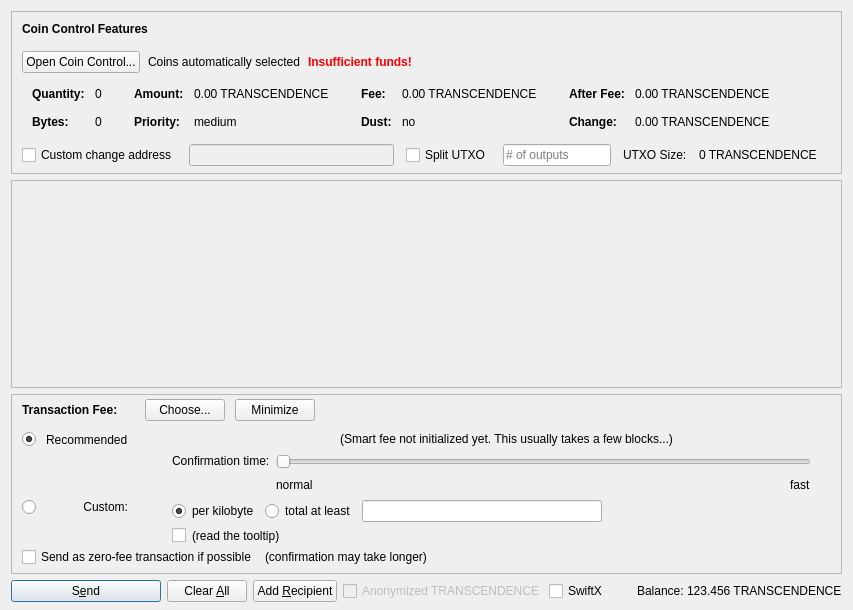
phoenixkonsole/transcendence, file src/qt/forms/sendcoinsdialog.ui: the form before one commit.
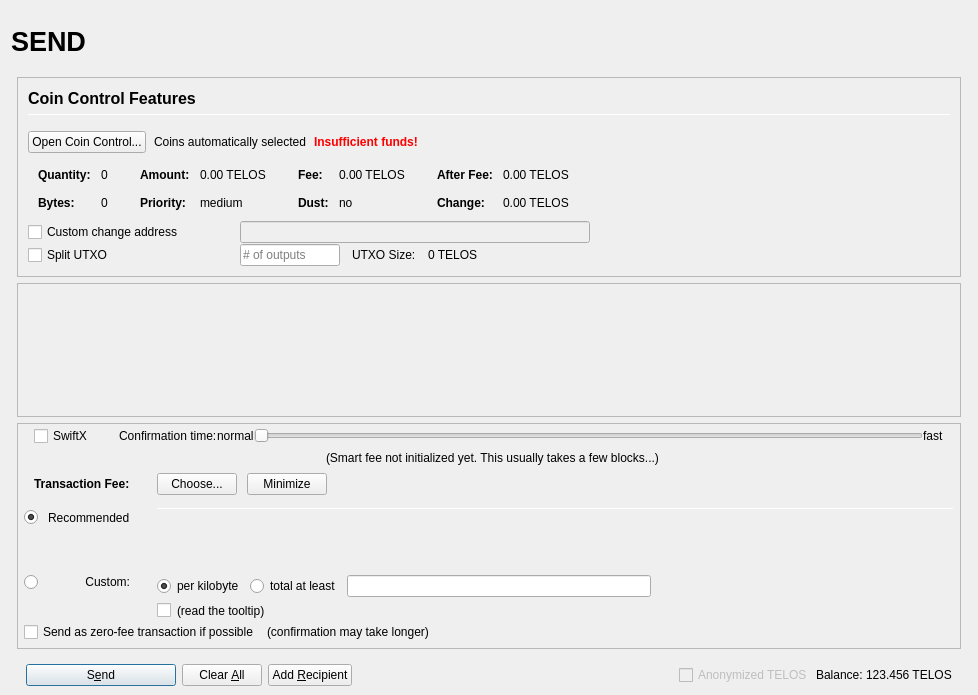
The form after the commit. Icons and pictures are not drawn. Custom widgets are drawn as their Qt base class.

Diff of the .ui file:
```diff
--- a/src/qt/forms/sendcoinsdialog.ui
+++ b/src/qt/forms/sendcoinsdialog.ui
@@ -2,20 +2,137 @@
 <ui version="4.0">
  <class>SendCoinsDialog</class>
  <widget class="QDialog" name="SendCoinsDialog">
+  <property name="enabled">
+   <bool>true</bool>
+  </property>
   <property name="geometry">
    <rect>
     <x>0</x>
     <y>0</y>
-    <width>850</width>
-    <height>610</height>
+    <width>978</width>
+    <height>695</height>
    </rect>
   </property>
   <property name="windowTitle">
    <string>Send Coins</string>
   </property>
-  <layout class="QVBoxLayout" name="verticalLayout" stretch="0,1,0,0">
+  <layout class="QVBoxLayout" name="verticalLayout" stretch="0">
    <property name="bottomMargin">
-    <number>8</number>
+    <number>9</number>
+   </property>
+   <item>
+    <layout class="QVBoxLayout" name="verticalLayout_Master" stretch="0,1">
+     <property name="spacing">
+      <number>0</number>
+     </property>
+     <property name="margin">
+      <number>0</number>
+     </property>
+     <item>
+      <widget class="QFrame" name="frame_Header">
+       <layout class="QVBoxLayout" name="verticalLayout_Header" stretch="0">
+        <property name="margin">
+         <number>0</number>
+        </property>
+        <item>
+         <layout class="QHBoxLayout" name="horizontalLayout_Header" stretch="1,0,1">
+          <property name="spacing">
+           <number>6</number>
+          </property>
+          <item>
+           <widget class="QLabel" name="labelOverviewHeaderLeft">
+            <property name="minimumSize">
+             <size>
+              <width>464</width>
+              <height>60</height>
+             </size>
+            </property>
+            <property name="maximumSize">
+             <size>
+              <width>16777215</width>
+              <height>60</height>
+             </size>
+            </property>
+            <property name="font">
+             <font>
+              <pointsize>20</pointsize>
+              <weight>75</weight>
+              <bold>true</bold>
+             </font>
+            </property>
+            <property name="text">
+             <string>SEND</string>
+            </property>
+            <property name="alignment">
+             <set>Qt::AlignLeading|Qt::AlignLeft|Qt::AlignVCenter</set>
+            </property>
+           </widget>
+          </item>
+          <item>
+           <spacer name="horizontalSpacer_Header">
+            <property name="orientation">
+             <enum>Qt::Horizontal</enum>
+            </property>
+            <property name="sizeHint" stdset="0">
+             <size>
+              <width>40</width>
+              <height>20</height>
+             </size>
+            </property>
+           </spacer>
+          </item>
+          <item>
+           <widget class="QLabel" name="labelOverviewHeaderRight">
+            <property name="minimumSize">
+             <size>
+              <width>464</width>
+              <height>60</height>
+             </size>
+            </property>
+            <property name="maximumSize">
+             <size>
+              <width>16777215</width>
+              <height>60</height>
+             </size>
+            </property>
+            <property name="font">
+             <font>
+              <pointsize>14</pointsize>
+             </font>
+            </property>
+            <property name="text">
+             <string/>
+            </property>
+            <property name="alignment">
+             <set>Qt::AlignRight|Qt::AlignTrailing|Qt::AlignVCenter</set>
+            </property>
+           </widget>
+          </item>
+         </layout>
+        </item>
+       </layout>
+      </widget>
+     </item>
+     <item>
+      <widget class="QFrame" name="frame_BG">
+       <property name="minimumSize">
+        <size>
+         <width>0</width>
+         <height>0</height>
+        </size>
+       </property>
+       <layout class="QVBoxLayout" name="layout_BG" stretch="0,0,0,0">
+        <property name="leftMargin">
+         <number>6</number>
+        </property>
+        <property name="topMargin">
+         <number>6</number>
+        </property>
+        <property name="rightMargin">
+         <number>6</number>
+        </property>
+        <property name="bottomMargin">
+         <number>0</number>
    </property>
    <item>
     <widget class="QFrame" name="frameCoinControl">
@@ -41,22 +158,14 @@
       <property name="spacing">
        <number>0</number>
       </property>
-      <property name="leftMargin">
+           <property name="margin">
        <number>0</number>
       </property>
-      <property name="topMargin">
-       <number>0</number>
-      </property>
-      <property name="rightMargin">
-       <number>0</number>
-      </property>
-      <property name="bottomMargin">
-       <number>6</number>
-      </property>
       <item>
-       <layout class="QVBoxLayout" name="verticalLayoutCoinControl" stretch="0,0,0,0,1">
+            <widget class="QFrame" name="frameCoinControl_BG">
+             <layout class="QVBoxLayout" name="verticalLayoutCoinControl" stretch="0,0,0,0,0,0">
         <property name="spacing">
-         <number>0</number>
+               <number>1</number>
         </property>
         <property name="leftMargin">
          <number>10</number>
@@ -70,6 +179,11 @@
            <number>15</number>
           </property>
           <item>
+                 <layout class="QVBoxLayout" name="verticalLayout_3">
+                  <property name="spacing">
+                   <number>6</number>
+                  </property>
+                  <item>
            <widget class="QLabel" name="labelCoinControlFeatures">
             <property name="sizePolicy">
              <sizepolicy hsizetype="Preferred" vsizetype="Maximum">
@@ -77,8 +191,15 @@
               <verstretch>0</verstretch>
              </sizepolicy>
             </property>
+                    <property name="minimumSize">
+                     <size>
+                      <width>0</width>
+                      <height>20</height>
+                     </size>
+                    </property>
             <property name="font">
              <font>
+                      <pointsize>12</pointsize>
               <weight>75</weight>
               <bold>true</bold>
              </font>
@@ -91,6 +212,27 @@
             </property>
            </widget>
           </item>
+                  <item>
+                   <widget class="Line" name="line">
+                    <property name="minimumSize">
+                     <size>
+                      <width>0</width>
+                      <height>1</height>
+                     </size>
+                    </property>
+                    <property name="maximumSize">
+                     <size>
+                      <width>16777215</width>
+                      <height>1</height>
+                     </size>
+                    </property>
+                    <property name="orientation">
+                     <enum>Qt::Horizontal</enum>
+                    </property>
+                   </widget>
+                  </item>
+                 </layout>
+                </item>
          </layout>
         </item>
         <item>
@@ -324,7 +466,7 @@
                   <enum>Qt::ActionsContextMenu</enum>
                  </property>
                  <property name="text">
-                  <string notr="true">0.00 TRANSCENDENCE</string>
+                        <string notr="true">0.00 TELOS</string>
                  </property>
                  <property name="textInteractionFlags">
                   <set>Qt::LinksAccessibleByMouse|Qt::TextSelectableByKeyboard|Qt::TextSelectableByMouse</set>
@@ -404,7 +546,7 @@
                   <enum>Qt::ActionsContextMenu</enum>
                  </property>
                  <property name="text">
-                  <string notr="true">0.00 TRANSCENDENCE</string>
+                        <string notr="true">0.00 TELOS</string>
                  </property>
                  <property name="textInteractionFlags">
                   <set>Qt::LinksAccessibleByMouse|Qt::TextSelectableByKeyboard|Qt::TextSelectableByMouse</set>
@@ -484,7 +626,7 @@
                   <enum>Qt::ActionsContextMenu</enum>
                  </property>
                  <property name="text">
-                  <string notr="true">0.00 TRANSCENDENCE</string>
+                        <string notr="true">0.00 TELOS</string>
                  </property>
                  <property name="textInteractionFlags">
                   <set>Qt::LinksAccessibleByMouse|Qt::TextSelectableByKeyboard|Qt::TextSelectableByMouse</set>
@@ -513,7 +655,7 @@
                   <enum>Qt::ActionsContextMenu</enum>
                  </property>
                  <property name="text">
-                  <string notr="true">0.00 TRANSCENDENCE</string>
+                        <string notr="true">0.00 TELOS</string>
                  </property>
                  <property name="textInteractionFlags">
                   <set>Qt::LinksAccessibleByMouse|Qt::TextSelectableByKeyboard|Qt::TextSelectableByMouse</set>
@@ -528,7 +670,7 @@
          </widget>
         </item>
         <item>
-         <layout class="QHBoxLayout" name="horizontalLayoutCoinControl4" stretch="0,0,0,0,0,0,0">
+               <layout class="QHBoxLayout" name="horizontalLayoutCoinControl4">
           <property name="spacing">
            <number>12</number>
           </property>
@@ -536,13 +678,31 @@
            <enum>QLayout::SetDefaultConstraint</enum>
           </property>
           <property name="topMargin">
-           <number>5</number>
+                 <number>0</number>
           </property>
           <property name="rightMargin">
-           <number>5</number>
+                 <number>0</number>
           </property>
           <item>
            <widget class="QCheckBox" name="checkBoxCoinControlChange">
+                  <property name="sizePolicy">
+                   <sizepolicy hsizetype="Preferred" vsizetype="Preferred">
+                    <horstretch>0</horstretch>
+                    <verstretch>0</verstretch>
+                   </sizepolicy>
+                  </property>
+                  <property name="minimumSize">
+                   <size>
+                    <width>200</width>
+                    <height>0</height>
+                   </size>
+                  </property>
+                  <property name="maximumSize">
+                   <size>
+                    <width>200</width>
+                    <height>16777215</height>
+                   </size>
+                  </property>
             <property name="toolTip">
              <string>If this is activated, but the change address is empty or invalid, change will be sent to a newly generated address.</string>
             </property>
@@ -557,15 +717,71 @@
              <bool>false</bool>
             </property>
             <property name="sizePolicy">
-             <sizepolicy hsizetype="Expanding" vsizetype="Fixed">
+                   <sizepolicy hsizetype="Preferred" vsizetype="Preferred">
               <horstretch>0</horstretch>
               <verstretch>0</verstretch>
              </sizepolicy>
             </property>
-           </widget>
-          </item>
+                  <property name="minimumSize">
+                   <size>
+                    <width>300</width>
+                    <height>0</height>
+                   </size>
+                  </property>
+                 </widget>
+                </item>
+                <item>
+                 <widget class="QLabel" name="labelCoinControlChangeLabel">
+                  <property name="sizePolicy">
+                   <sizepolicy hsizetype="Preferred" vsizetype="Preferred">
+                    <horstretch>0</horstretch>
+                    <verstretch>0</verstretch>
+                   </sizepolicy>
+                  </property>
+                  <property name="minimumSize">
+                   <size>
+                    <width>100</width>
+                    <height>0</height>
+                   </size>
+                  </property>
+                  <property name="text">
+                   <string/>
+                  </property>
+                  <property name="margin">
+                   <number>3</number>
+                  </property>
+                 </widget>
+                </item>
+               </layout>
+              </item>
+              <item>
+               <layout class="QHBoxLayout" name="horizontalLayoutCoinControl6">
+                <property name="spacing">
+                 <number>12</number>
+                </property>
+                <property name="rightMargin">
+                 <number>0</number>
+                </property>
           <item>
            <widget class="QCheckBox" name="splitBlockCheckBox">
+                  <property name="sizePolicy">
+                   <sizepolicy hsizetype="Preferred" vsizetype="Preferred">
+                    <horstretch>0</horstretch>
+                    <verstretch>0</verstretch>
+                   </sizepolicy>
+                  </property>
+                  <property name="minimumSize">
+                   <size>
+                    <width>200</width>
+                    <height>0</height>
+                   </size>
+                  </property>
+                  <property name="maximumSize">
+                   <size>
+                    <width>200</width>
+                    <height>16777215</height>
+                   </size>
+                  </property>
             <property name="text">
              <string>Split UTXO</string>
             </property>
@@ -574,11 +790,23 @@
           <item>
            <widget class="QLineEdit" name="splitBlockLineEdit">
             <property name="sizePolicy">
-             <sizepolicy hsizetype="Fixed" vsizetype="Fixed">
+                   <sizepolicy hsizetype="Preferred" vsizetype="Preferred">
               <horstretch>50</horstretch>
               <verstretch>0</verstretch>
              </sizepolicy>
             </property>
+                  <property name="minimumSize">
+                   <size>
+                    <width>100</width>
+                    <height>0</height>
+                   </size>
+                  </property>
+                  <property name="maximumSize">
+                   <size>
+                    <width>100</width>
+                    <height>16777215</height>
+                   </size>
+                  </property>
             <property name="placeholderText">
              <string># of outputs</string>
             </property>
@@ -594,31 +822,22 @@
           <item>
            <widget class="QLabel" name="labelBlockSize">
             <property name="text">
-             <string>0 TRANSCENDENCE</string>
+                   <string>0 TELOS</string>
             </property>
            </widget>
           </item>
           <item>
-           <widget class="QLabel" name="labelCoinControlChangeLabel">
-            <property name="sizePolicy">
-             <sizepolicy hsizetype="Preferred" vsizetype="Expanding">
-              <horstretch>0</horstretch>
-              <verstretch>0</verstretch>
-             </sizepolicy>
-            </property>
-            <property name="minimumSize">
+                 <spacer name="horizontalSpacer_7">
+                  <property name="orientation">
+                   <enum>Qt::Horizontal</enum>
+                  </property>
+                  <property name="sizeHint" stdset="0">
              <size>
-              <width>0</width>
-              <height>0</height>
-             </size>
-            </property>
-            <property name="text">
-             <string/>
-            </property>
-            <property name="margin">
-             <number>3</number>
-            </property>
-           </widget>
+                    <width>40</width>
+                    <height>20</height>
+                   </size>
+                  </property>
+                 </spacer>
           </item>
          </layout>
         </item>
@@ -636,6 +855,7 @@
          </spacer>
         </item>
        </layout>
+            </widget>
       </item>
      </layout>
     </widget>
@@ -650,8 +870,8 @@
        <rect>
         <x>0</x>
         <y>0</y>
-        <width>830</width>
-        <height>113</height>
+             <width>944</width>
+             <height>69</height>
        </rect>
       </property>
       <layout class="QVBoxLayout" name="verticalLayout_2" stretch="0,1">
@@ -715,31 +935,196 @@
       <property name="spacing">
        <number>0</number>
       </property>
+           <property name="margin">
+            <number>0</number>
+           </property>
+           <item>
+            <layout class="QVBoxLayout" name="verticalLayoutFee2" stretch="0,0,0,0">
+             <property name="spacing">
+              <number>0</number>
+             </property>
       <property name="leftMargin">
-       <number>0</number>
+              <number>6</number>
       </property>
       <property name="topMargin">
        <number>0</number>
       </property>
       <property name="rightMargin">
+              <number>6</number>
+             </property>
+             <item>
+              <layout class="QVBoxLayout" name="verticalLayout_feeConf">
+               <property name="spacing">
        <number>0</number>
       </property>
+               <property name="leftMargin">
+                <number>10</number>
+               </property>
+               <property name="rightMargin">
+                <number>10</number>
+               </property>
       <property name="bottomMargin">
+                <number>5</number>
+               </property>
+               <item>
+                <layout class="QHBoxLayout" name="horizontalLayoutFee9">
+                 <item>
+                  <widget class="QCheckBox" name="checkSwiftTX">
+                   <property name="enabled">
+                    <bool>true</bool>
+                   </property>
+                   <property name="minimumSize">
+                    <size>
+                     <width>85</width>
+                     <height>0</height>
+                    </size>
+                   </property>
+                   <property name="toolTip">
+                    <string>SwiftX technology allows for near instant transactions - A flat fee of 0.01 TELOS applies</string>
+                   </property>
+                   <property name="text">
+                    <string>SwiftX</string>
+                   </property>
+                  </widget>
+                 </item>
+                 <item>
+                  <widget class="QLabel" name="labelSmartFee3">
+                   <property name="text">
+                    <string>Confirmation time:</string>
+                   </property>
+                   <property name="margin">
+                    <number>2</number>
+                   </property>
+                  </widget>
+                 </item>
+                 <item>
+                  <widget class="QLabel" name="labelSmartFeeNormal">
+                   <property name="text">
+                    <string>normal</string>
+                   </property>
+                   <property name="margin">
+                    <number>8</number>
+                   </property>
+                  </widget>
+                 </item>
+                 <item>
+                  <widget class="QSlider" name="sliderSmartFee">
+                   <property name="minimumSize">
+                    <size>
+                     <width>0</width>
+                     <height>24</height>
+                    </size>
+                   </property>
+                   <property name="minimum">
        <number>0</number>
       </property>
+                   <property name="maximum">
+                    <number>24</number>
+                   </property>
+                   <property name="pageStep">
+                    <number>1</number>
+                   </property>
+                   <property name="value">
+                    <number>0</number>
+                   </property>
+                   <property name="orientation">
+                    <enum>Qt::Horizontal</enum>
+                   </property>
+                   <property name="invertedAppearance">
+                    <bool>false</bool>
+                   </property>
+                   <property name="invertedControls">
+                    <bool>false</bool>
+                   </property>
+                   <property name="tickPosition">
+                    <enum>QSlider::NoTicks</enum>
+                   </property>
+                  </widget>
+                 </item>
       <item>
-       <layout class="QVBoxLayout" name="verticalLayoutFee2" stretch="0,0,0">
+                  <widget class="QLabel" name="labelSmartFeeFast">
+                   <property name="text">
+                    <string>fast</string>
+                   </property>
+                   <property name="margin">
+                    <number>8</number>
+                   </property>
+                  </widget>
+                 </item>
+                </layout>
+               </item>
+               <item>
+                <layout class="QHBoxLayout" name="horizontalLayout_recommended_texts">
         <property name="spacing">
          <number>0</number>
         </property>
-        <property name="leftMargin">
-         <number>10</number>
-        </property>
-        <property name="topMargin">
-         <number>0</number>
-        </property>
+                 <item>
+                  <spacer name="horizontalSpacer_8">
+                   <property name="orientation">
+                    <enum>Qt::Horizontal</enum>
+                   </property>
+                   <property name="sizeHint" stdset="0">
+                    <size>
+                     <width>40</width>
+                     <height>20</height>
+                    </size>
+                   </property>
+                  </spacer>
+                 </item>
+                 <item>
+                  <widget class="QLabel" name="labelFeeEstimation">
+                   <property name="text">
+                    <string/>
+                   </property>
+                   <property name="margin">
+                    <number>2</number>
+                   </property>
+                  </widget>
+                 </item>
+                 <item>
+                  <widget class="QLabel" name="labelSmartFee2">
+                   <property name="text">
+                    <string>(Smart fee not initialized yet. This usually takes a few blocks...)</string>
+                   </property>
+                   <property name="alignment">
+                    <set>Qt::AlignLeading|Qt::AlignLeft|Qt::AlignVCenter</set>
+                   </property>
+                   <property name="wordWrap">
+                    <bool>false</bool>
+                   </property>
+                   <property name="margin">
+                    <number>2</number>
+                   </property>
+                   <property name="indent">
+                    <number>-1</number>
+                   </property>
+                  </widget>
+                 </item>
+                 <item>
+                  <spacer name="horizontalSpacer_3">
+                   <property name="orientation">
+                    <enum>Qt::Horizontal</enum>
+                   </property>
+                   <property name="sizeHint" stdset="0">
+                    <size>
+                     <width>40</width>
+                     <height>20</height>
+                    </size>
+                   </property>
+                  </spacer>
+                 </item>
+                </layout>
+               </item>
+              </layout>
+             </item>
         <item>
          <layout class="QHBoxLayout" name="horizontalLayoutFee1">
+               <property name="leftMargin">
+                <number>10</number>
+               </property>
+               <property name="rightMargin">
+                <number>10</number>
+               </property>
           <property name="bottomMargin">
            <number>0</number>
           </property>
@@ -748,22 +1133,6 @@
             <property name="spacing">
              <number>0</number>
             </property>
-            <item>
-             <spacer name="verticalSpacerSmartFee">
-              <property name="orientation">
-               <enum>Qt::Vertical</enum>
-              </property>
-              <property name="sizeType">
-               <enum>QSizePolicy::Fixed</enum>
-              </property>
-              <property name="sizeHint" stdset="0">
-               <size>
-                <width>1</width>
-                <height>4</height>
-               </size>
-              </property>
-             </spacer>
-            </item>
             <item>
              <layout class="QHBoxLayout" name="horizontalLayoutSmartFee">
               <property name="spacing">
@@ -879,7 +1248,61 @@
              <property name="verticalSpacing">
               <number>4</number>
              </property>
-             <item row="2" column="4">
+                  <item row="2" column="0">
+                   <layout class="QVBoxLayout" name="verticalLayoutFee4" stretch="0">
+                    <item>
+                     <spacer name="verticalSpacer_2">
+                      <property name="orientation">
+                       <enum>Qt::Vertical</enum>
+                      </property>
+                      <property name="sizeHint" stdset="0">
+                       <size>
+                        <width>1</width>
+                        <height>1</height>
+                       </size>
+                      </property>
+                     </spacer>
+                    </item>
+                   </layout>
+                  </item>
+                  <item row="3" column="0">
+                   <layout class="QVBoxLayout" name="verticalLayoutFee9" stretch="0,1">
+                    <item>
+                     <widget class="QRadioButton" name="radioCustomFee">
+                      <property name="text">
+                       <string/>
+                      </property>
+                      <attribute name="buttonGroup">
+                       <string notr="true">groupFee</string>
+                      </attribute>
+                     </widget>
+                    </item>
+                    <item>
+                     <spacer name="verticalSpacer_6">
+                      <property name="orientation">
+                       <enum>Qt::Vertical</enum>
+                      </property>
+                      <property name="sizeHint" stdset="0">
+                       <size>
+                        <width>1</width>
+                        <height>1</height>
+                       </size>
+                      </property>
+                     </spacer>
+                    </item>
+                   </layout>
+                  </item>
+                  <item row="3" column="1">
+                   <widget class="QLabel" name="labelCustomFee">
+                    <property name="text">
+                     <string>Custom:</string>
+                    </property>
+                    <property name="alignment">
+                     <set>Qt::AlignRight|Qt::AlignTop|Qt::AlignTrailing</set>
+                    </property>
+                   </widget>
+                  </item>
+                  <item row="3" column="4">
               <layout class="QVBoxLayout" name="verticalLayoutFee8">
                <property name="spacing">
                 <number>6</number>
@@ -978,218 +1401,14 @@
                </item>
               </layout>
              </item>
-             <item row="1" column="0">
-              <layout class="QVBoxLayout" name="verticalLayoutFee4" stretch="1">
-               <item>
-                <spacer name="verticalSpacer_2">
-                 <property name="orientation">
-                  <enum>Qt::Vertical</enum>
-                 </property>
-                 <property name="sizeHint" stdset="0">
-                  <size>
-                   <width>1</width>
-                   <height>1</height>
-                  </size>
-                 </property>
-                </spacer>
-               </item>
-              </layout>
-             </item>
-             <item row="2" column="0">
-              <layout class="QVBoxLayout" name="verticalLayoutFee9" stretch="0,1">
-               <item>
-                <widget class="QRadioButton" name="radioCustomFee">
-                 <property name="text">
-                  <string/>
-                 </property>
-                 <attribute name="buttonGroup">
-                  <string notr="true">groupFee</string>
-                 </attribute>
-                </widget>
-               </item>
-               <item>
-                <spacer name="verticalSpacer_6">
-                 <property name="orientation">
-                  <enum>Qt::Vertical</enum>
-                 </property>
-                 <property name="sizeHint" stdset="0">
-                  <size>
-                   <width>1</width>
-                   <height>1</height>
-                  </size>
-                 </property>
-                </spacer>
-               </item>
-              </layout>
-             </item>
-             <item row="1" column="4">
-              <layout class="QVBoxLayout" name="verticalLayoutFee3" stretch="0,0,1">
-               <property name="spacing">
-                <number>6</number>
-               </property>
-               <property name="topMargin">
-                <number>2</number>
-               </property>
-               <item>
-                <layout class="QHBoxLayout" name="horizontalLayoutFee12">
-                 <item>
-                  <spacer name="horizontalSpacer_5">
-                   <property name="orientation">
-                    <enum>Qt::Horizontal</enum>
-                   </property>
-                   <property name="sizeHint" stdset="0">
-                    <size>
-                     <width>1</width>
-                     <height>1</height>
-                    </size>
-                   </property>
-                  </spacer>
-                 </item>
-                </layout>
-               </item>
-               <item>
-                <layout class="QHBoxLayout" name="horizontalLayoutFee9">
-                 <item>
-                  <layout class="QVBoxLayout" name="verticalLayoutFee6">
-                   <item>
-                    <widget class="QLabel" name="labelSmartFee3">
-                     <property name="text">
-                      <string>Confirmation time:</string>
-                     </property>
-                     <property name="margin">
-                      <number>2</number>
-                     </property>
-                    </widget>
-                   </item>
-                   <item>
-                    <spacer name="verticalSpacer_3">
-                     <property name="orientation">
-                      <enum>Qt::Vertical</enum>
-                     </property>
-                     <property name="sizeHint" stdset="0">
-                      <size>
-                       <width>1</width>
-                       <height>1</height>
-                      </size>
-                     </property>
-                    </spacer>
-                   </item>
-                  </layout>
-                 </item>
-                 <item>
-                  <layout class="QVBoxLayout" name="verticalLayoutFee5">
-                   <property name="rightMargin">
-                    <number>30</number>
-                   </property>
-                   <item>
-                    <widget class="QSlider" name="sliderSmartFee">
-                     <property name="minimum">
-                      <number>0</number>
-                     </property>
-                     <property name="maximum">
-                      <number>24</number>
-                     </property>
-                     <property name="pageStep">
-                      <number>1</number>
-                     </property>
-                     <property name="value">
-                      <number>0</number>
-                     </property>
-                     <property name="orientation">
-                      <enum>Qt::Horizontal</enum>
-                     </property>
-                     <property name="invertedAppearance">
-                      <bool>false</bool>
-                     </property>
-                     <property name="invertedControls">
-                      <bool>false</bool>
-                     </property>
-                     <property name="tickPosition">
-                      <enum>QSlider::NoTicks</enum>
-                     </property>
-                    </widget>
-                   </item>
-                   <item>
-                    <layout class="QHBoxLayout" name="horizontalLayoutFee10">
-                     <item>
-                      <widget class="QLabel" name="labelSmartFeeNormal">
-                       <property name="text">
-                        <string>normal</string>
-                       </property>
-                      </widget>
-                     </item>
-                     <item>
-                      <spacer name="horizontalSpacer_3">
-                       <property name="orientation">
-                        <enum>Qt::Horizontal</enum>
-                       </property>
-                       <property name="sizeHint" stdset="0">
-                        <size>
-                         <width>40</width>
-                         <height>20</height>
-                        </size>
-                       </property>
-                      </spacer>
-                     </item>
-                     <item>
-                      <widget class="QLabel" name="labelSmartFeeFast">
-                       <property name="text">
-                        <string>fast</string>
-                       </property>
-                      </widget>
-                     </item>
-                    </layout>
-                   </item>
-                  </layout>
-                 </item>
-                </layout>
-               </item>
-               <item>
-                <spacer name="verticalSpacer_4">
-                 <property name="orientation">
-                  <enum>Qt::Vertical</enum>
-                 </property>
-                 <property name="sizeHint" stdset="0">
-                  <size>
-                   <width>1</width>
-                   <height>1</height>
-                  </size>
-                 </property>
-                </spacer>
-               </item>
-              </layout>
-             </item>
-             <item row="0" column="1">
+                  <item row="1" column="1">
               <widget class="QLabel" name="labelSmartFee_2">
                <property name="text">
                 <string>Recommended</string>
                </property>
               </widget>
              </item>
-             <item row="0" column="0">
-              <widget class="QRadioButton" name="radioSmartFee">
-               <property name="text">
-                <string/>
-               </property>
-               <property name="checked">
-                <bool>true</bool>
-               </property>
-               <attribute name="buttonGroup">
-                <string notr="true">groupFee</string>
-               </attribute>
-              </widget>
-             </item>
-             <item row="2" column="1">
-              <widget class="QLabel" name="labelCustomFee">
-               <property name="text">
-                <string>Custom:</string>
-               </property>
-               <property name="alignment">
-                <set>Qt::AlignRight|Qt::AlignTop|Qt::AlignTrailing</set>
-               </property>
-              </widget>
-             </item>
-             <item row="0" column="2">
+                  <item row="1" column="2">
               <widget class="QLabel" name="labelSmartFee">
                <property name="text">
                 <string/>
@@ -1199,28 +1418,93 @@
                </property>
               </widget>
              </item>
-             <item row="0" column="3">
-              <widget class="QLabel" name="labelFeeEstimation">
+                  <item row="1" column="0">
+                   <widget class="QRadioButton" name="radioSmartFee">
                <property name="text">
                 <string/>
                </property>
-              </widget>
-             </item>
-             <item row="0" column="4">
-              <widget class="QLabel" name="labelSmartFee2">
-               <property name="text">
-                <string>(Smart fee not initialized yet. This usually takes a few blocks...)</string>
-               </property>
-               <property name="alignment">
-                <set>Qt::AlignHCenter</set>
-               </property>
-               <property name="wordWrap">
+                    <property name="checked">
                 <bool>true</bool>
                </property>
-               <property name="margin">
+                    <attribute name="buttonGroup">
+                     <string notr="true">groupFee</string>
+                    </attribute>
+                   </widget>
+                  </item>
+                  <item row="0" column="4" rowspan="3">
+                   <layout class="QVBoxLayout" name="verticalLayoutFee3" stretch="0,0,0,0">
+                    <property name="spacing">
+                     <number>6</number>
+                    </property>
+                    <property name="topMargin">
                 <number>2</number>
                </property>
-              </widget>
+                    <property name="bottomMargin">
+                     <number>20</number>
+                    </property>
+                    <item>
+                     <widget class="Line" name="line_2">
+                      <property name="minimumSize">
+                       <size>
+                        <width>0</width>
+                        <height>1</height>
+                       </size>
+                      </property>
+                      <property name="maximumSize">
+                       <size>
+                        <width>16777215</width>
+                        <height>1</height>
+                       </size>
+                      </property>
+                      <property name="orientation">
+                       <enum>Qt::Horizontal</enum>
+                      </property>
+                     </widget>
+                    </item>
+                    <item>
+                     <layout class="QHBoxLayout" name="horizontalLayoutFee12">
+                      <item>
+                       <spacer name="horizontalSpacer_5">
+                        <property name="orientation">
+                         <enum>Qt::Horizontal</enum>
+                        </property>
+                        <property name="sizeHint" stdset="0">
+                         <size>
+                          <width>1</width>
+                          <height>1</height>
+                         </size>
+                        </property>
+                       </spacer>
+                      </item>
+                     </layout>
+                    </item>
+                    <item>
+                     <spacer name="verticalSpacer_4">
+                      <property name="orientation">
+                       <enum>Qt::Vertical</enum>
+                      </property>
+                      <property name="sizeHint" stdset="0">
+                       <size>
+                        <width>1</width>
+                        <height>1</height>
+                       </size>
+                      </property>
+                     </spacer>
+                    </item>
+                    <item>
+                     <spacer name="verticalSpacer_3">
+                      <property name="orientation">
+                       <enum>Qt::Vertical</enum>
+                      </property>
+                      <property name="sizeHint" stdset="0">
+                       <size>
+                        <width>20</width>
+                        <height>40</height>
+                       </size>
+                      </property>
+                     </spacer>
+                    </item>
+                   </layout>
              </item>
             </layout>
            </item>
@@ -1299,7 +1583,11 @@
     </widget>
    </item>
    <item>
+         <widget class="QFrame" name="frame_Send">
     <layout class="QHBoxLayout" name="horizontalLayout">
+           <property name="bottomMargin">
+            <number>0</number>
+           </property>
      <item>
       <widget class="QPushButton" name="sendButton">
        <property name="minimumSize">
@@ -1390,23 +1678,7 @@
           <bool>false</bool>
          </property>
          <property name="text">
-          <string>Anonymized TRANSCENDENCE</string>
-         </property>
-        </widget>
-       </item>
-       <item>
-        <widget class="QCheckBox" name="checkSwiftTX">
-         <property name="enabled">
-          <bool>true</bool>
-         </property>
-         <property name="minimumSize">
-          <size>
-           <width>85</width>
-           <height>0</height>
-          </size>
-         </property>
-         <property name="text">
-          <string>SwiftX</string>
+                <string>Anonymized TELOS</string>
          </property>
         </widget>
        </item>
@@ -1429,7 +1701,7 @@
           <cursorShape>IBeamCursor</cursorShape>
          </property>
          <property name="text">
-          <string notr="true">123.456 TRANSCENDENCE</string>
+                <string notr="true">123.456 TELOS</string>
          </property>
          <property name="textInteractionFlags">
           <set>Qt::LinksAccessibleByMouse|Qt::TextSelectableByKeyboard|Qt::TextSelectableByMouse</set>
@@ -1437,6 +1709,12 @@
         </widget>
        </item>
       </layout>
+           </item>
+          </layout>
+         </widget>
+        </item>
+       </layout>
+      </widget>
      </item>
     </layout>
    </item>
```
Left out of the diff: 51 changed lines with no effect on the pictures. Lines whose indentation alone changed are shown as unchanged.
